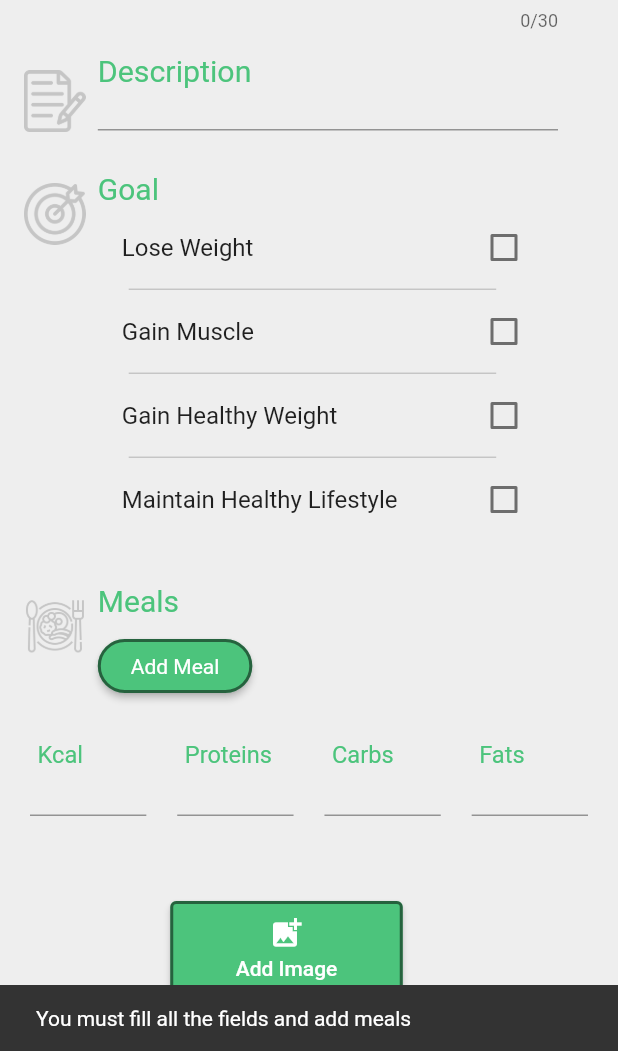
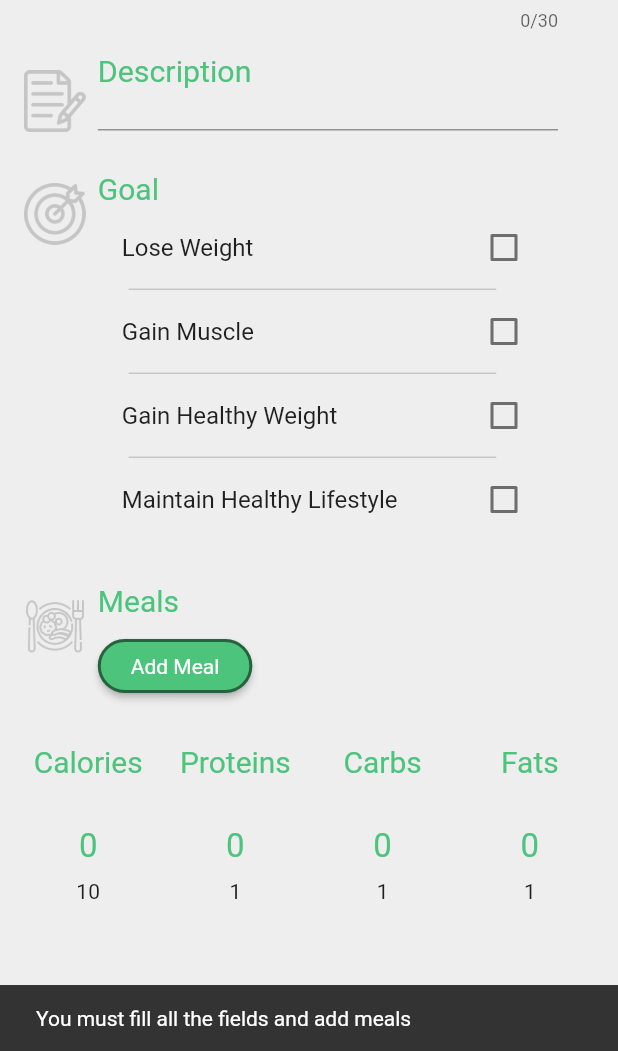
Before and after one commit to Technion236272/2022b-YourFitnessGuide, a Flutter app: the MealPlanScreen screen opened by its route, after a tap on the "check" icon, on a phone screen of 412 x 824 dp, the part 185-1236 px from its top. Run offline on Flutter 3.47's test engine with Material 2 defaults, Android fonts, the phone set to English and light mode, and no system bars; drawn by our look-alikes of numberpicker; our stand-ins replace cloud_firestore, firebase_auth, firebase_core, firebase_storage, flutter_speed_dial, google_sign_in and 4 more; missing offline and left inert: flutter_facebook_auth; accounts and stored records are empty; network calls fail.

Commit message:
feature/adding-number-picker
Added number picker instead of picking numbers manually.
Relevant screens: edit profile, new meal, and edit meal

```diff
--- a/lib/Screens/PostsScreens/PostsCreationScreens/mealPlanScreen.dart
+++ b/lib/Screens/PostsScreens/PostsCreationScreens/mealPlanScreen.dart
@@ -6,6 +6,7 @@ import 'package:image_picker/image_picker.dart';
 import 'package:yourfitnessguide/managers/post_manager.dart';
 import 'dart:io';
 import 'package:yourfitnessguide/services/image_crop.dart';
+import 'package:numberpicker/numberpicker.dart';
 
 class MealPlanScreen extends StatefulWidget {
   const MealPlanScreen({Key? key}) : super(key: key);
@@ -19,16 +20,18 @@ class _MealPlanScreenState extends State<MealPlanScreen> {
   TextEditingController descriptionController = TextEditingController();
   TextEditingController mealNameController = TextEditingController();
   TextEditingController mealIngredientsController = TextEditingController();
-  TextEditingController kcalController = TextEditingController();
-  TextEditingController proteinsController = TextEditingController();
-  TextEditingController carbsController = TextEditingController();
-  TextEditingController fatsController = TextEditingController();
+
+  Map<String, int> nutrients = {
+    'calories': 0,
+    'proteins': 0,
+    'carbs': 0,
+    'fats': 0
+  };
   bool? loseWeight = false;
   bool? gainMuscle = false;
   bool? gainWeight = false;
   bool? maintainHealth = false;
   final List<bool?> _goals = [false, false, false, false];
-  bool selectedGoal = false;
   final List<String?> _mealNames = [];
   final List<String?> _mealIngredients = [];
   final List<Widget> _list = [];
@@ -56,9 +59,7 @@ class _MealPlanScreenState extends State<MealPlanScreen> {
         _postImageFile = File(croppedFile!.path); //File(selectedImage.path);
       });
     } on PlatformException catch (_) {
-      const snackBar = SnackBar(
-          content: Text(
-              'You need to grant permission if you want to select a photo'));
+      const snackBar = SnackBar(content: Text('You need to grant permission if you want to select a photo'));
       ScaffoldMessenger.of(context).showSnackBar(snackBar);
     }
   }
@@ -76,7 +77,6 @@ class _MealPlanScreenState extends State<MealPlanScreen> {
               child: ElevatedButton(
                 style: ElevatedButton.styleFrom(
                     primary: Colors.white,
-                    //side: BorderSide(width: 2.0, color: Colors.black.withOpacity(0.5)),
                     shape: RoundedRectangleBorder(
                         borderRadius: BorderRadius.circular(0)),
                     fixedSize: Size(width * 0.25, height * 0.010),
@@ -479,63 +479,61 @@ class _MealPlanScreenState extends State<MealPlanScreen> {
           mainAxisAlignment: MainAxisAlignment.spaceBetween,
           children: [
             Expanded(
-                child: TextField(
-              keyboardType: TextInputType.number,
-              decoration: const InputDecoration(
-                contentPadding: EdgeInsets.symmetric(horizontal: 5),
-                labelText: "Kcal",
-                labelStyle: TextStyle(color: appTheme, fontSize: 21),
-                floatingLabelBehavior: FloatingLabelBehavior.always,
+                child: Column(children: [
+                    const FittedBox(child: Text('Calories', style: TextStyle(color: appTheme, fontSize: 20))),
+                    NumberPicker(
+                      value: nutrients['calories']!,
+                      minValue: 0,
+                      maxValue: 5000,
+                      itemHeight: 30,
+                      step: 10,
+                      selectedTextStyle: const TextStyle(color: appTheme, fontSize: 22),
+                      onChanged: (value) => setState(() =>  nutrients['calories'] = value),
+                    )
+                ])
             ),
-              controller: kcalController,
-            )),
             SizedBox(width: 0.05 * width),
             Expanded(
-              child: TextField(
-                keyboardType: TextInputType.number,
-                decoration: const InputDecoration(
-                  contentPadding: EdgeInsets.symmetric(horizontal: 5),
-                  labelText: "Proteins",
-                  labelStyle: TextStyle(color: appTheme, fontSize: 21),
-                  floatingLabelBehavior: FloatingLabelBehavior.always,
+                child: Column(children: [
+                    const FittedBox(child: Text('Proteins', style: TextStyle(color: appTheme, fontSize: 20))),
+                    NumberPicker(
+                      value: nutrients['proteins']!,
+                      minValue: 0,
+                      maxValue: 500,
+                      itemHeight: 30,
+                      selectedTextStyle: const TextStyle(color: appTheme, fontSize: 22),
+                      onChanged: (value) => setState(() =>  nutrients['proteins'] = value),
+                    )
+                ])
             ),
-                controller: proteinsController,
+            SizedBox(width: 0.05 * width),
+            Expanded(
+                child: Column(children: [
+                    const FittedBox(child: Text('Carbs', style: TextStyle(color: appTheme, fontSize: 20))),
+                    NumberPicker(
+                      value: nutrients['carbs']!,
+                      minValue: 0,
+                      maxValue: 500,
+                      itemHeight: 30,
+                      selectedTextStyle: const TextStyle(color: appTheme, fontSize: 22),
+                      onChanged: (value) => setState(() =>  nutrients['carbs'] = value),
+                    )
+                ])
             ),
-            ),
-            SizedBox(
-              width: 0.05 * width,
-            ),
+            SizedBox(width: 0.05 * width),
             Expanded(
-                child: TextField(
-              keyboardType: TextInputType.number,
-              decoration: const InputDecoration(
-                contentPadding: EdgeInsets.symmetric(horizontal: 5),
-                labelText: "Carbs",
-                labelStyle: TextStyle(
-                  color: appTheme,
-                  fontSize: 21,
-                ),
-                floatingLabelBehavior: FloatingLabelBehavior.always,
-              ),
-              controller: carbsController,
-            )),
-            SizedBox(
-              width: 0.05 * width,
-            ),
-            Expanded(
-                child: TextField(
-              keyboardType: TextInputType.number,
-              decoration: const InputDecoration(
-                contentPadding: EdgeInsets.symmetric(horizontal: 5),
-                labelText: "Fats",
-                labelStyle: TextStyle(
-                  color: appTheme,
-                  fontSize: 21,
-                ),
-                floatingLabelBehavior: FloatingLabelBehavior.always,
-              ),
-              controller: fatsController,
-            ))
+                child: Column(children: [
+                    const FittedBox(child: Text('Fats', style: TextStyle(color: appTheme, fontSize: 20))),
+                    NumberPicker(
+                      value: nutrients['fats']!,
+                      minValue: 0,
+                      maxValue: 500,
+                      itemHeight: 30,
+                      selectedTextStyle: const TextStyle(color: appTheme, fontSize: 22),
+                      onChanged: (value) => setState(() =>  nutrients['fats'] = value),
+                    )
+                ])
+            )
           ],
         ));
   }
@@ -748,64 +746,26 @@ class _MealPlanScreenState extends State<MealPlanScreen> {
                 child: Row(
                   children: [
                     _isLoading
-                        ? const Center(
-                                child: CircularProgressIndicator.adaptive())
-
+                        ? const Center(child: CircularProgressIndicator.adaptive())
                         : IconButton(
                             onPressed: () async {
                               final String title = mealPlanNameController.text;
-                              final String description =
-                                  descriptionController.text;
-                              final String kcal = kcalController.text;
-                              final String protiens = proteinsController.text;
-                              final String carbs = carbsController.text;
-                              final String fats = fatsController.text;
+                              final String description = descriptionController.text;
 
-                              _mealsContents[0] = int.tryParse(kcal);
-                              _mealsContents[1] = int.tryParse(protiens);
-                              _mealsContents[2] = int.tryParse(carbs);
-                              _mealsContents[3] = int.tryParse(fats);
+                              _mealsContents[0] = nutrients['calories']!;
+                              _mealsContents[1] = nutrients['proteins']!;
+                              _mealsContents[2] = nutrients['carbs']!;
+                              _mealsContents[3] = nutrients['fats']!;
 
-                              if (loseWeight! ||
-                                  gainMuscle! ||
-                                  gainWeight! ||
-                                  maintainHealth!) {
+                              bool selectedGoal = false;
+                              if (loseWeight! || gainMuscle! || gainWeight! || maintainHealth!) {
                                 selectedGoal = true;
                               }
-                              if (title == "" ||
-                                  description == "" ||
-                                  kcal == "" ||
-                                  protiens == "" ||
-                                  carbs == "" ||
-                                  fats == "" ||
-                                  selectedGoal == false ||
-                                  _mealNames.isEmpty) {
-                                const snackBar = SnackBar(
-                                    content: Text(
-                                        'You must fill all the fields and add meals'));
-                                ScaffoldMessenger.of(context)
-                                    .showSnackBar(snackBar);
-                              } else if (_mealsContents[0] == null ||
-                                  _mealsContents[0]! <= 0 ||
-                                  _mealsContents[0]! >= 9999 ||
-                                  _mealsContents[1] == null ||
-                                  _mealsContents[1]! <= 0 ||
-                                  _mealsContents[0]! >= 9999 ||
-                                  _mealsContents[2] == null ||
-                                  _mealsContents[2]! <= 0 ||
-                                  _mealsContents[0]! >= 9999 ||
-                                  _mealsContents[3] == null ||
-                                  _mealsContents[3]! <= 0 ||
-                                  _mealsContents[0]! >= 9999) {
-                                const snackBar = SnackBar(
-                                    content: Text(
-                                        'You must enter a positive integer in Kcal,Protiens,Carbs and Fats'));
-                                ScaffoldMessenger.of(context)
-                                    .showSnackBar(snackBar);
+                              if (title == "" || description == "" || selectedGoal == false || _mealNames.isEmpty) {
+                                const snackBar = SnackBar(content: Text('You must fill all the fields and add meals'));
+                                ScaffoldMessenger.of(context).showSnackBar(snackBar);
                               } else {
-                                setState(() {
-                                  _isLoading = true;
-                                });
+                                setState(() {_isLoading = true;});
 
                                 bool isSubmitted =
                                     await _postManager.submitMealPlan(
@@ -821,24 +781,16 @@ class _MealPlanScreenState extends State<MealPlanScreen> {
                                 });
 
                                 if (isSubmitted) {
-                                  const snackBar = SnackBar(
-                                      content:
-                                          Text('MealPlan posted successfully'));
-                                  ScaffoldMessenger.of(context)
-                                      .showSnackBar(snackBar);
-
+                                  const snackBar = SnackBar(content: Text('MealPlan posted successfully'));
+                                  ScaffoldMessenger.of(context).showSnackBar(snackBar);
                                   Navigator.pop(context);
                                 } else {
-                                  const snackBar = SnackBar(
-                                      content: Text(
-                                          'There was a problem logging you in'));
-                                  ScaffoldMessenger.of(context)
-                                      .showSnackBar(snackBar);
+                                  const snackBar = SnackBar(content: Text('An error occurred'));
+                                  ScaffoldMessenger.of(context).showSnackBar(snackBar);
                                 }
                               }
                             },
-                            icon: const Icon(Icons.check_sharp,
-                                color: Colors.white)),
+                            icon: const Icon(Icons.check_sharp, color: Colors.white)),
                   ],
                 )),
           ]),
@@ -850,9 +802,7 @@ class _MealPlanScreenState extends State<MealPlanScreen> {
             child: Column(mainAxisAlignment: MainAxisAlignment.start,
                 //crossAxisAlignment: CrossAxisAlignment.start,
                 children: <Widget>[
-              SizedBox(
-                height: height * 0.012,
-              ),
+                  SizedBox(height: height * 0.012),
                   Container(
                     padding: const EdgeInsets.fromLTRB(8, 8, 40, 10),
                     child: _buildmealPlanName(height),
--- a/pubspec.yaml
+++ b/pubspec.yaml
@@ -52,6 +52,7 @@ dependencies:
   image_cropper: ^2.0.3
   percent_indicator: ^4.2.2
   path_provider: ^2.0.0
+  numberpicker: ^2.1.1
 
 flutter_icons:
   android: true
```
Also changed, not shown: lib/Screens/PostsScreens/PostsEditingScreens/editMealPlanPost.dart (+77 -117 lines), lib/Screens/PostsScreens/PostsViewingScreens/viewMealPlanPost.dart (+18 -34 lines), lib/Screens/ProfileScreens/editProfileScreen.dart (+81 -81 lines), pubspec.lock. Lines whose indentation alone changed are shown as unchanged.
